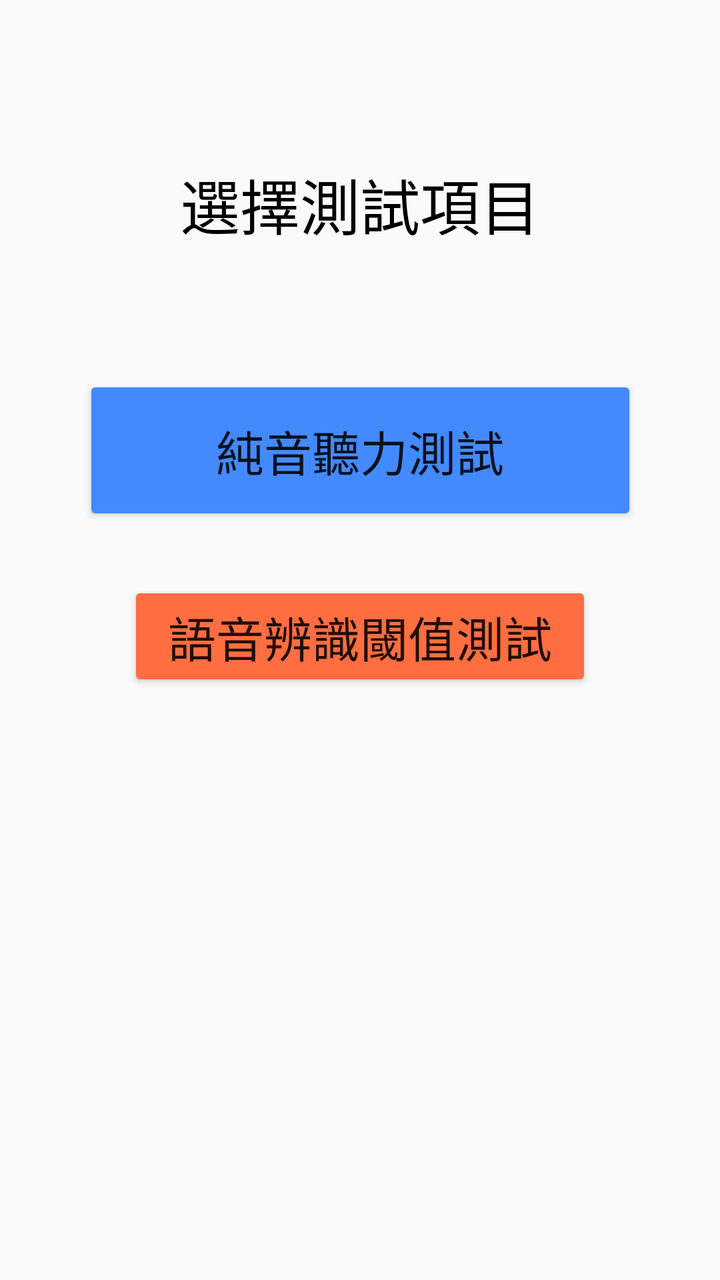
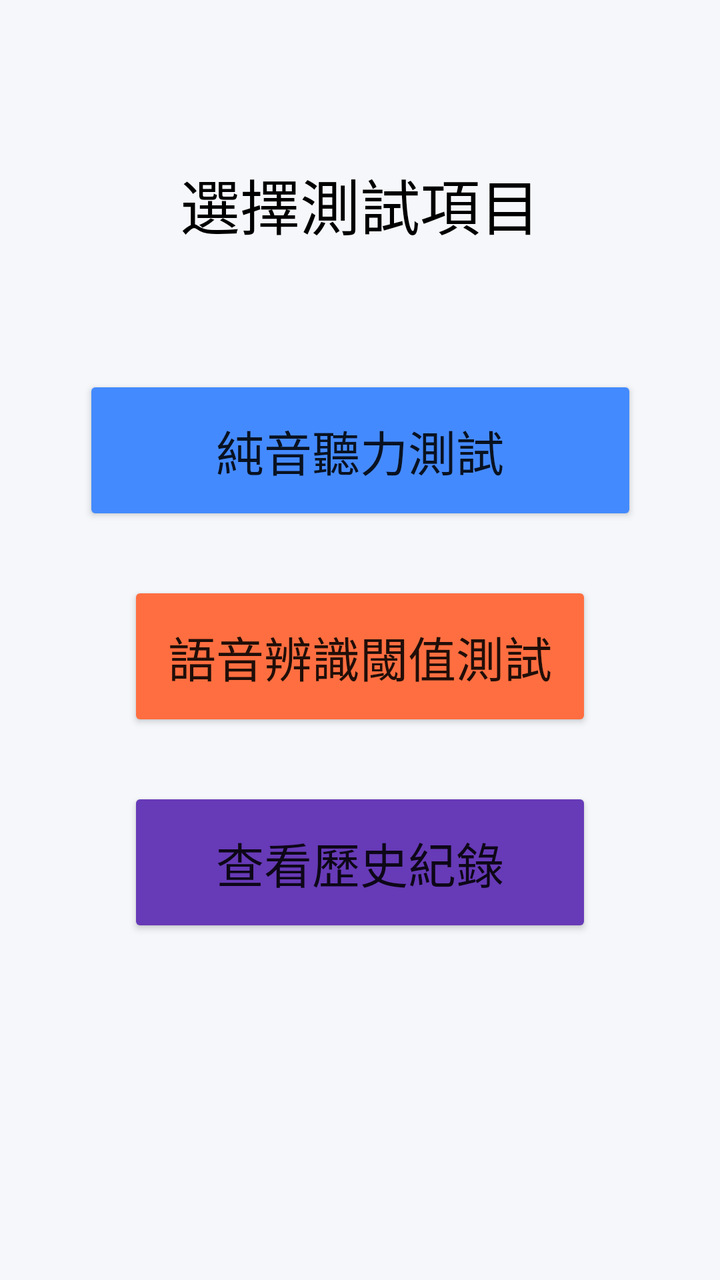

Before-and-after screenshots of an Android layout around one commit, followed by the original layout XML and the change that was made.
<!-- AndroidManifest.xml: activity theme Theme.AppCompat.Light.NoActionBar -->
<!-- res/layout/activity_test_select.xml -->
<?xml version="1.0" encoding="utf-8"?>
<androidx.constraintlayout.widget.ConstraintLayout xmlns:android="http://schemas.android.com/apk/res/android"
    xmlns:app="http://schemas.android.com/apk/res-auto"
    xmlns:tools="http://schemas.android.com/tools"
    android:layout_width="match_parent"
    android:layout_height="match_parent"
    tools:context=".TestSelectActivity">

    <TextView
        android:id="@+id/textView_test_select_title"
        android:layout_width="wrap_content"
        android:layout_height="wrap_content"
        android:layout_marginTop="80dp"
        android:text="@string/testSelect_title"
        android:textSize="30sp"
        android:textColor="@android:color/black"
        app:layout_constraintTop_toTopOf="parent"
        app:layout_constraintStart_toStartOf="parent"
        app:layout_constraintEnd_toEndOf="parent" />

    <Button
        android:id="@+id/button_pure_tone_test"
        android:layout_width="277dp"
        android:layout_height="75dp"
        android:layout_marginStart="64dp"
        android:layout_marginTop="64dp"
        android:layout_marginEnd="64dp"
        android:backgroundTint="#448AFF"
        android:text="@string/testSelect_button_PureToneTest"
        android:textSize="24sp"
        app:layout_constraintEnd_toEndOf="parent"
        app:layout_constraintStart_toStartOf="parent"
        app:layout_constraintTop_toBottomOf="@+id/textView_test_select_title" />

    <Button
        android:id="@+id/button_speech_audiometry"
        android:layout_width="0dp"
        android:layout_height="wrap_content"
        android:layout_marginStart="64dp"
        android:layout_marginTop="28dp"
        android:layout_marginEnd="64dp"
        android:backgroundTint="#FF6E40"
        android:text="@string/testSelect_button_SpeechAudiometry"
        android:textSize="24sp"
        app:layout_constraintEnd_toEndOf="parent"
        app:layout_constraintHorizontal_bias="0.0"
        app:layout_constraintStart_toStartOf="parent"
        app:layout_constraintTop_toBottomOf="@+id/button_pure_tone_test" />

</androidx.constraintlayout.widget.ConstraintLayout>
<!-- resources referenced by this layout -->
<resources>
  <string name="testSelect_button_PureToneTest">純音聽力測試</string>
  <string name="testSelect_button_SpeechAudiometry">語音辨識閾值測試</string>
  <string name="testSelect_title">選擇測試項目</string>
</resources>

<!-- the commit's change to res/layout/activity_test_select.xml (unified diff, before → after) -->
@@ -4,6 +4,8 @@
     xmlns:tools="http://schemas.android.com/tools"
     android:layout_width="match_parent"
     android:layout_height="match_parent"
+    android:fitsSystemWindows="true"
+    android:background="#F5F7FA"
     tools:context=".TestSelectActivity">
 
     <TextView
@@ -35,7 +37,7 @@
     <Button
         android:id="@+id/button_speech_audiometry"
         android:layout_width="0dp"
-        android:layout_height="wrap_content"
+        android:layout_height="75dp"
         android:layout_marginStart="64dp"
         android:layout_marginTop="28dp"
         android:layout_marginEnd="64dp"
@@ -47,4 +49,18 @@
         app:layout_constraintStart_toStartOf="parent"
         app:layout_constraintTop_toBottomOf="@+id/button_pure_tone_test" />
 
+    <Button
+        android:id="@+id/button_view_history"
+        android:layout_width="0dp"
+        android:layout_height="75dp"
+        android:layout_marginStart="64dp"
+        android:layout_marginTop="28dp"
+        android:layout_marginEnd="64dp"
+        android:backgroundTint="#673AB7"
+        android:text="@string/testSelect_button_ViewHistory"
+        android:textSize="24sp"
+        app:layout_constraintEnd_toEndOf="parent"
+        app:layout_constraintStart_toStartOf="parent"
+        app:layout_constraintTop_toBottomOf="@+id/button_speech_audiometry" />
+
 </androidx.constraintlayout.widget.ConstraintLayout>
<!-- resource entries referenced after the edit -->
@@ -2,6 +2,7 @@
 <resources>
   <string name="testSelect_button_PureToneTest">純音聽力測試</string>
   <string name="testSelect_button_SpeechAudiometry">語音辨識閾值測試</string>
+  <string name="testSelect_button_ViewHistory">查看歷史紀錄</string>
   <string name="testSelect_title">選擇測試項目</string>
 </resources>
 
